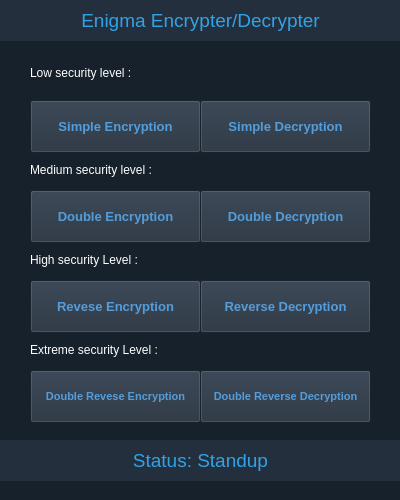
Qt form GUI/Enigma.ui (0xNullHex/CryptoPy) before a commit.
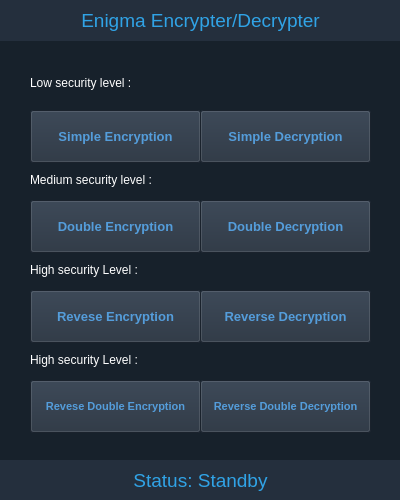
The same form after that commit.

What changed in the file:
```diff
--- a/GUI/Enigma.ui
+++ b/GUI/Enigma.ui
@@ -35,7 +35,7 @@
    <property name="geometry">
     <rect>
      <x>30</x>
-     <y>100</y>
+     <y>110</y>
      <width>171</width>
      <height>53</height>
     </rect>
@@ -100,7 +100,7 @@
    <property name="geometry">
     <rect>
      <x>200</x>
-     <y>100</y>
+     <y>110</y>
      <width>171</width>
      <height>53</height>
     </rect>
@@ -140,7 +140,7 @@
    <property name="geometry">
     <rect>
      <x>30</x>
-     <y>190</y>
+     <y>200</y>
      <width>171</width>
      <height>53</height>
     </rect>
@@ -180,7 +180,7 @@
    <property name="geometry">
     <rect>
      <x>200</x>
-     <y>190</y>
+     <y>200</y>
      <width>171</width>
      <height>53</height>
     </rect>
@@ -220,7 +220,7 @@
    <property name="geometry">
     <rect>
      <x>30</x>
-     <y>280</y>
+     <y>290</y>
      <width>171</width>
      <height>53</height>
     </rect>
@@ -260,7 +260,7 @@
    <property name="geometry">
     <rect>
      <x>200</x>
-     <y>280</y>
+     <y>290</y>
      <width>171</width>
      <height>53</height>
     </rect>
@@ -300,7 +300,7 @@
    <property name="geometry">
     <rect>
      <x>30</x>
-     <y>63</y>
+     <y>73</y>
      <width>141</width>
      <height>20</height>
     </rect>
@@ -316,7 +316,7 @@
    <property name="geometry">
     <rect>
      <x>30</x>
-     <y>160</y>
+     <y>170</y>
      <width>141</width>
      <height>20</height>
     </rect>
@@ -332,7 +332,7 @@
    <property name="geometry">
     <rect>
      <x>30</x>
-     <y>250</y>
+     <y>260</y>
      <width>141</width>
      <height>20</height>
     </rect>
@@ -348,7 +348,7 @@
    <property name="geometry">
     <rect>
      <x>0</x>
-     <y>440</y>
+     <y>460</y>
      <width>401</width>
      <height>41</height>
     </rect>
@@ -363,97 +363,17 @@
 color: rgb(48, 163, 230);</string>
    </property>
    <property name="text">
-    <string>Status: Standup</string>
+    <string>Status: Standby</string>
    </property>
    <property name="alignment">
     <set>Qt::AlignCenter</set>
    </property>
   </widget>
-  <widget class="QPushButton" name="pushButtonEncryption2ER">
-   <property name="geometry">
-    <rect>
-     <x>30</x>
-     <y>370</y>
-     <width>171</width>
-     <height>53</height>
-    </rect>
-   </property>
-   <property name="font">
-    <font>
-     <pointsize>8</pointsize>
-     <weight>75</weight>
-     <italic>false</italic>
-     <bold>true</bold>
-     <underline>false</underline>
-     <strikeout>false</strikeout>
-     <stylestrategy>PreferAntialias</stylestrategy>
-    </font>
-   </property>
-   <property name="contextMenuPolicy">
-    <enum>Qt::DefaultContextMenu</enum>
-   </property>
-   <property name="styleSheet">
-    <string notr="true">background-color: rgb(36, 47, 61);
-color: rgb(84, 157, 219);</string>
-   </property>
-   <property name="text">
-    <string>Double Revese Encryption</string>
-   </property>
-   <property name="autoDefault">
-    <bool>true</bool>
-   </property>
-   <property name="default">
-    <bool>false</bool>
-   </property>
-   <property name="flat">
-    <bool>false</bool>
-   </property>
-  </widget>
-  <widget class="QPushButton" name="pushButtonDecryption2RD">
-   <property name="geometry">
-    <rect>
-     <x>200</x>
-     <y>370</y>
-     <width>171</width>
-     <height>53</height>
-    </rect>
-   </property>
-   <property name="font">
-    <font>
-     <pointsize>8</pointsize>
-     <weight>75</weight>
-     <italic>false</italic>
-     <bold>true</bold>
-     <underline>false</underline>
-     <strikeout>false</strikeout>
-     <stylestrategy>PreferAntialias</stylestrategy>
-    </font>
-   </property>
-   <property name="contextMenuPolicy">
-    <enum>Qt::DefaultContextMenu</enum>
-   </property>
-   <property name="styleSheet">
-    <string notr="true">background-color: rgb(36, 47, 61);
-color: rgb(84, 157, 219);</string>
-   </property>
-   <property name="text">
-    <string>Double Reverse Decryption</string>
-   </property>
-   <property name="autoDefault">
-    <bool>true</bool>
-   </property>
-   <property name="default">
-    <bool>false</bool>
-   </property>
-   <property name="flat">
-    <bool>false</bool>
-   </property>
-  </widget>
   <widget class="QLabel" name="label_5">
    <property name="geometry">
     <rect>
      <x>30</x>
-     <y>340</y>
+     <y>350</y>
      <width>141</width>
      <height>20</height>
     </rect>
@@ -462,7 +382,87 @@
     <string notr="true">color: rgb(255, 255, 255);</string>
    </property>
    <property name="text">
-    <string>Extreme security Level :</string>
+    <string>High security Level :</string>
+   </property>
+  </widget>
+  <widget class="QPushButton" name="pushButtonEncryptionDER">
+   <property name="geometry">
+    <rect>
+     <x>30</x>
+     <y>380</y>
+     <width>171</width>
+     <height>53</height>
+    </rect>
+   </property>
+   <property name="font">
+    <font>
+     <pointsize>8</pointsize>
+     <weight>75</weight>
+     <italic>false</italic>
+     <bold>true</bold>
+     <underline>false</underline>
+     <strikeout>false</strikeout>
+     <stylestrategy>PreferAntialias</stylestrategy>
+    </font>
+   </property>
+   <property name="contextMenuPolicy">
+    <enum>Qt::DefaultContextMenu</enum>
+   </property>
+   <property name="styleSheet">
+    <string notr="true">background-color: rgb(36, 47, 61);
+color: rgb(84, 157, 219);</string>
+   </property>
+   <property name="text">
+    <string>Revese Double Encryption</string>
+   </property>
+   <property name="autoDefault">
+    <bool>true</bool>
+   </property>
+   <property name="default">
+    <bool>false</bool>
+   </property>
+   <property name="flat">
+    <bool>false</bool>
+   </property>
+  </widget>
+  <widget class="QPushButton" name="pushButtonDecryptionDRD">
+   <property name="geometry">
+    <rect>
+     <x>200</x>
+     <y>380</y>
+     <width>171</width>
+     <height>53</height>
+    </rect>
+   </property>
+   <property name="font">
+    <font>
+     <pointsize>8</pointsize>
+     <weight>75</weight>
+     <italic>false</italic>
+     <bold>true</bold>
+     <underline>false</underline>
+     <strikeout>false</strikeout>
+     <stylestrategy>PreferAntialias</stylestrategy>
+    </font>
+   </property>
+   <property name="contextMenuPolicy">
+    <enum>Qt::DefaultContextMenu</enum>
+   </property>
+   <property name="styleSheet">
+    <string notr="true">background-color: rgb(36, 47, 61);
+color: rgb(84, 157, 219);</string>
+   </property>
+   <property name="text">
+    <string>Reverse Double Decryption</string>
+   </property>
+   <property name="autoDefault">
+    <bool>true</bool>
+   </property>
+   <property name="default">
+    <bool>false</bool>
+   </property>
+   <property name="flat">
+    <bool>false</bool>
    </property>
   </widget>
  </widget>
```
